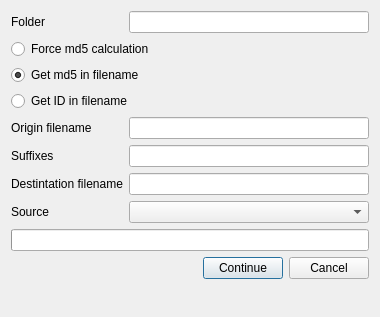
The window that src/gui/src/utils/rename-existing/rename-existing-1.ui (Bionus/imgbrd-grabber) describes before a commit, drawn with Qt 5.
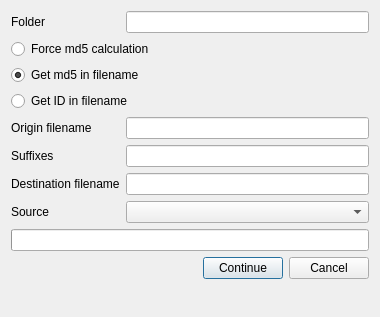
The same window after the commit. Icons and pictures are not drawn.

What changed in the file:
```diff
--- a/src/gui/src/utils/rename-existing/rename-existing-1.ui
+++ b/src/gui/src/utils/rename-existing/rename-existing-1.ui
@@ -58,7 +58,7 @@
    <item row="6" column="0">
     <widget class="QLabel" name="labelFilenameDestination">
      <property name="text">
-      <string>Destintation filename</string>
+      <string>Destination filename</string>
      </property>
     </widget>
    </item>
```
